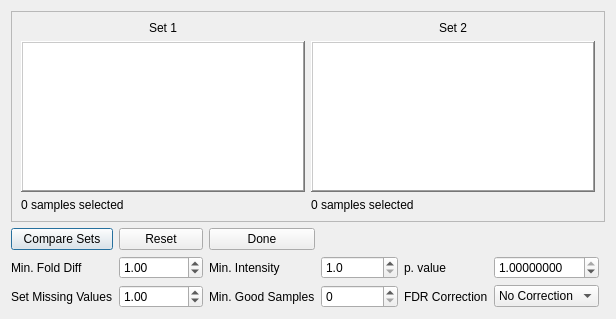
First picture: the form in mzroll/forms/comparesamplesdialog.ui, repository ElucidataInc/ElMaven, before the edit.
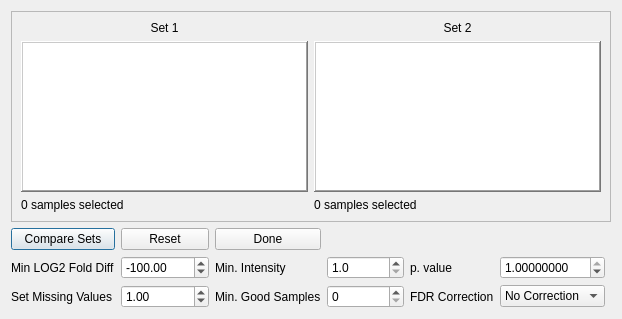
Second picture: the form after the edit.

Diff of the .ui file:
```diff
--- a/mzroll/forms/comparesamplesdialog.ui
+++ b/mzroll/forms/comparesamplesdialog.ui
@@ -44,15 +44,24 @@
    </item>
    <item row="7" column="1">
     <widget class="QDoubleSpinBox" name="minFoldDiff">
+     <property name="decimals">
+      <number>2</number>
+     </property>
+     <property name="minimum">
+      <double>-999999999.000000000000000</double>
+     </property>
+     <property name="maximum">
+      <double>999999999.000000000000000</double>
+     </property>
      <property name="value">
-      <double>1.000000000000000</double>
+      <double>-100.000000000000000</double>
      </property>
     </widget>
    </item>
    <item row="7" column="0">
     <widget class="QLabel" name="label_5">
      <property name="text">
-      <string>Min. Fold Diff</string>
+      <string>Min LOG2 Fold Diff</string>
      </property>
     </widget>
    </item>
```
